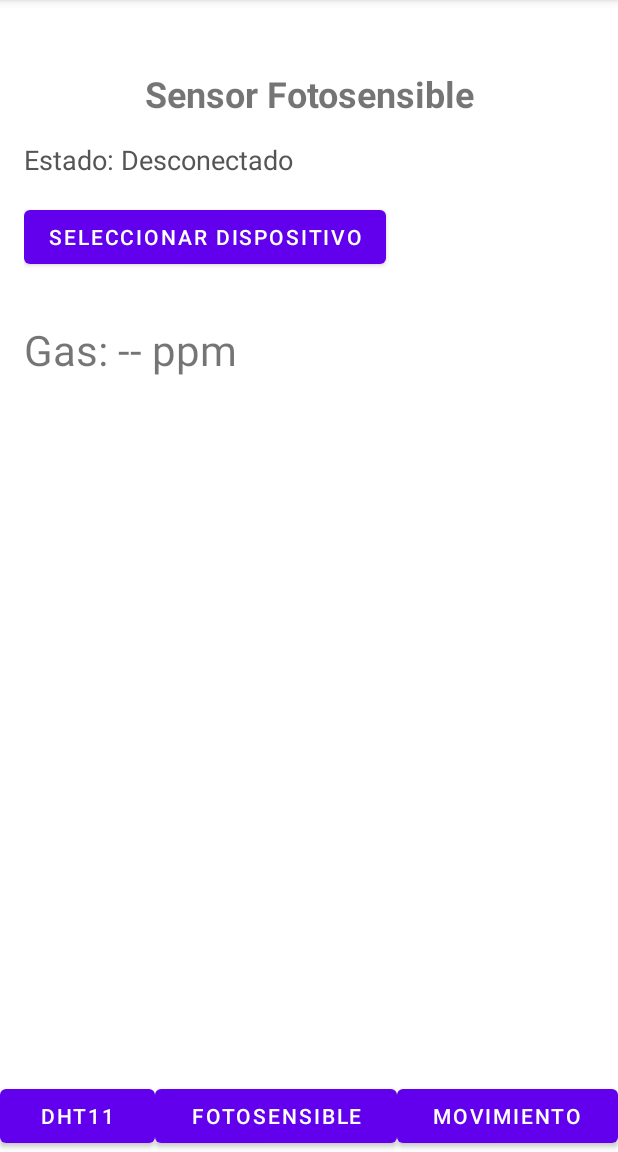
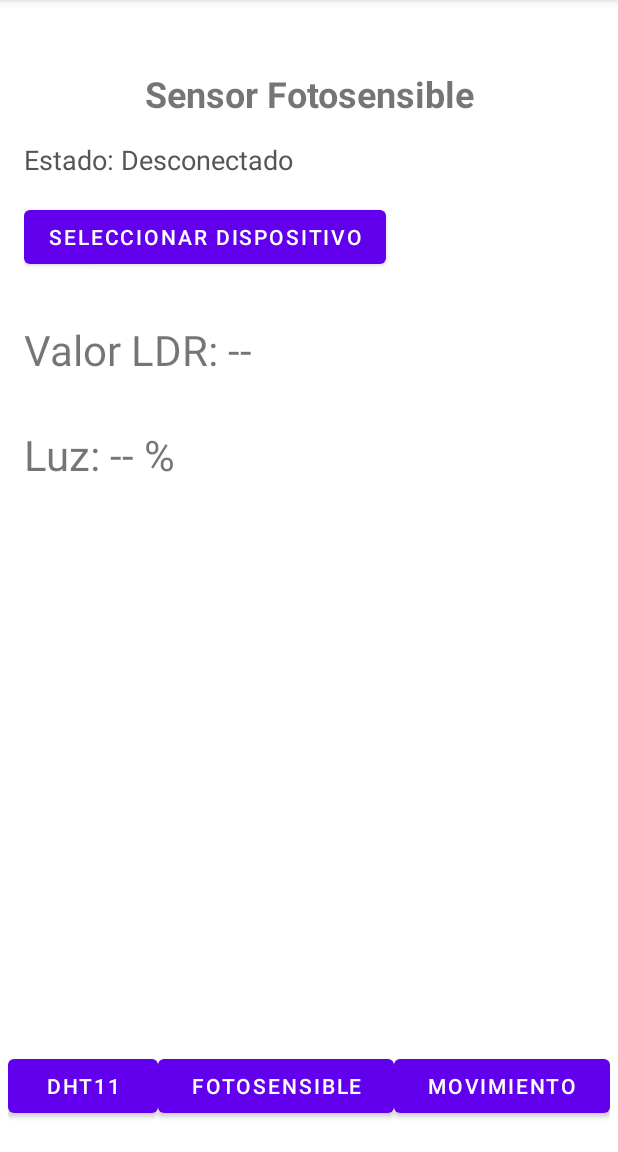
Before and after one commit to AlanGaBer11/ProyectoUnidadIIESP32, an Android app: the screen it shows after launch (MainActivity), after a tap on "FOTOSENSIBLE", on a phone screen of 412 x 824 dp, the part 84-1236 px from its top. Run offline under Robolectric (Android 15) with nearby library versions, the phone set to English and light mode, and no system bars.

```diff
--- a/app/src/main/AndroidManifest.xml
+++ b/app/src/main/AndroidManifest.xml
@@ -8,12 +8,10 @@
     <uses-permission android:name="android.permission.ACCESS_COARSE_LOCATION" />
 
     <uses-permission android:name="android.permission.BLUETOOTH" />
+    <uses-permission android:name="android.permission.BLUETOOTH_ADMIN" />
     <uses-permission android:name="android.permission.BLUETOOTH_CONNECT" />
-    <uses-permission android:name="android.permission.BLUETOOTH_ADMIN" />
     <uses-permission android:name="android.permission.BLUETOOTH_SCAN" />
-    <uses-permission android:name="android.permission.BLUETOOTH_ADVERTISE" />
     <!-- FIN DE PERMISOS -->
-
 
 
     <application
--- a/app/src/main/java/com/example/proyectounidadii/MainActivity.java
+++ b/app/src/main/java/com/example/proyectounidadii/MainActivity.java
@@ -1,5 +1,8 @@
 package com.example.proyectounidadii;
 
+import android.Manifest;
+import android.content.pm.PackageManager;
+import android.os.Build;
 import android.os.Bundle;
 
 import com.example.proyectounidadii.databinding.ActivityMainBinding;
@@ -10,6 +13,9 @@ import com.example.proyectounidadii.ui.movimiento.MovimientoFragment;
 import androidx.appcompat.app.AppCompatActivity;
 import androidx.fragment.app.Fragment;
 
+import java.util.ArrayList;
+import java.util.List;
+
 
 public class MainActivity extends AppCompatActivity {
     private ActivityMainBinding binding;
@@ -19,13 +25,35 @@ public class MainActivity extends AppCompatActivity {
         super.onCreate(savedInstanceState);
         binding = ActivityMainBinding.inflate(getLayoutInflater());
         setContentView(binding.getRoot());
+        pedirPermisosBluetooth();
         getSupportFragmentManager().beginTransaction().replace(R.id.fragment_container, new Dht11Fragment()).commit();
 
         binding.btnDht11.setOnClickListener(view -> showFragment(new Dht11Fragment()));
         binding.btnPhoto.setOnClickListener(view -> showFragment(new FotosensibleFragment()));
         binding.btnMovement.setOnClickListener(view -> showFragment(new MovimientoFragment()));
 
+    }
 
+    private void pedirPermisosBluetooth() {
+        if (Build.VERSION.SDK_INT >= Build.VERSION_CODES.S) {
+            List<String> permisos = new ArrayList<>();
+
+            if (checkSelfPermission(Manifest.permission.BLUETOOTH_CONNECT) != PackageManager.PERMISSION_GRANTED) {
+                permisos.add(Manifest.permission.BLUETOOTH_CONNECT);
+            }
+
+            if (checkSelfPermission(Manifest.permission.BLUETOOTH_SCAN) != PackageManager.PERMISSION_GRANTED) {
+                permisos.add(Manifest.permission.BLUETOOTH_SCAN);
+            }
+
+            if (checkSelfPermission(Manifest.permission.ACCESS_FINE_LOCATION) != PackageManager.PERMISSION_GRANTED) {
+                permisos.add(Manifest.permission.ACCESS_FINE_LOCATION);
+            }
+
+            if (!permisos.isEmpty()) {
+                requestPermissions(permisos.toArray(new String[0]), 1234);
+            }
+        }
     }
 
     private void showFragment(Fragment fragment) {
--- a/app/src/main/java/com/example/proyectounidadii/ui/dht/Dht11Fragment.java
+++ b/app/src/main/java/com/example/proyectounidadii/ui/dht/Dht11Fragment.java
@@ -55,15 +55,14 @@ public class Dht11Fragment extends Fragment {
 
         vm = new ViewModelProvider(requireActivity()).get(SharedBluetoothViewModel.class);
         btAdapter = BluetoothAdapter.getDefaultAdapter();
-        pedirPermisoBt();
 
         vm.getEstado().observe(getViewLifecycleOwner(),
                 estado -> binding.txtEstado.setText("Estado: " + estado));
 
         vm.getDht().observe(getViewLifecycleOwner(), d -> {
             if (d != null) {
-                binding.txtTemp.setText("Temp: " + d.temperatura + " °C");
-                binding.txtHum.setText("Hum: " + d.humedad + " %");
+                binding.txtHum.setText("Humedad: " + d.humedad + " %");
+                binding.txtTemp.setText("Temperatura: " + d.temperatura + " °C");
             }
         });
 
@@ -94,18 +93,6 @@ public class Dht11Fragment extends Fragment {
                 .show();
     }
 
-    private void pedirPermisoBt() {
-        if (Build.VERSION.SDK_INT >= Build.VERSION_CODES.S &&
-                ContextCompat.checkSelfPermission(requireContext(),
-                        Manifest.permission.BLUETOOTH_CONNECT) != PackageManager.PERMISSION_GRANTED) {
-            registerForActivityResult(new ActivityResultContracts.RequestPermission(),
-                    ok -> {
-                        if (!ok) toast("Permiso BLUETOOTH_CONNECT denegado");
-                    })
-                    .launch(Manifest.permission.BLUETOOTH_CONNECT);
-        }
-    }
-
     private void toast(String s) {
         Toast.makeText(getContext(), s, Toast.LENGTH_SHORT).show();
     }
--- a/app/src/main/res/layout/activity_main.xml
+++ b/app/src/main/res/layout/activity_main.xml
@@ -19,7 +19,12 @@
     <LinearLayout
         android:layout_width="match_parent"
         android:layout_height="wrap_content"
-        android:orientation="horizontal">
+        android:layout_marginStart="5dp"
+        android:layout_marginEnd="5dp"
+        android:layout_marginBottom="20dp"
+        android:orientation="horizontal"
+
+        >
 
         <Button
             android:id="@+id/btn_dht11"
--- a/app/src/main/res/layout/fragment_fotosensible.xml
+++ b/app/src/main/res/layout/fragment_fotosensible.xml
@@ -46,13 +46,23 @@
         app:layout_constraintTop_toBottomOf="@id/txt_estado" />
 
     <TextView
-        android:id="@+id/txtGas"
+        android:id="@+id/txt_ldr"
         android:layout_width="wrap_content"
         android:layout_height="wrap_content"
         android:layout_marginTop="32dp"
-        android:text="Gas: -- ppm"
+        android:text="Valor LDR: -- "
         android:textSize="28sp"
         app:layout_constraintStart_toStartOf="parent"
         app:layout_constraintTop_toBottomOf="@id/btn_select" />
 
+    <TextView
+        android:id="@+id/txt_luz"
+        android:layout_width="wrap_content"
+        android:layout_height="wrap_content"
+        android:layout_marginTop="32dp"
+        android:text="Luz: -- %"
+        android:textSize="28sp"
+        app:layout_constraintStart_toStartOf="parent"
+        app:layout_constraintTop_toBottomOf="@id/txt_ldr" />
+
 </androidx.constraintlayout.widget.ConstraintLayout>
--- a/app/src/main/res/layout/fragment_movimiento.xml
+++ b/app/src/main/res/layout/fragment_movimiento.xml
@@ -46,11 +46,11 @@
         app:layout_constraintTop_toBottomOf="@id/txt_estado" />
 
     <TextView
-        android:id="@+id/txtDist"
+        android:id="@+id/txt_mov"
         android:layout_width="wrap_content"
         android:layout_height="wrap_content"
         android:layout_marginTop="32dp"
-        android:text="Distancia: -- cm"
+        android:text="Movimiento: --"
         android:textSize="28sp"
         app:layout_constraintStart_toStartOf="parent"
         app:layout_constraintTop_toBottomOf="@id/btn_select" />
```
Also changed, not shown: app/src/main/java/com/example/proyectounidadii/models/SharedBluetoothViewModel.java (+31 -8 lines), app/src/main/res/layout/fragment_dht11.xml (+14 -12 lines).
